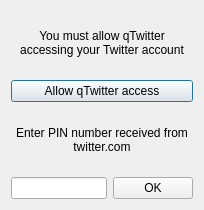
Qt form qtwitter-app/src/oauth/oauthwizard.ui (ayoy/qtwitter) before a commit.
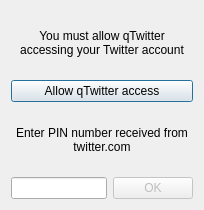
The same form after that commit.

Commit message: Provided an interface for setting up Twitter accounts using OAuth.

The edit to the form file:
```diff
--- a/qtwitter-app/src/oauth/oauthwizard.ui
+++ b/qtwitter-app/src/oauth/oauthwizard.ui
@@ -54,6 +54,9 @@
      </item>
      <item>
       <widget class="QPushButton" name="okButton">
+       <property name="enabled">
+        <bool>false</bool>
+       </property>
        <property name="text">
         <string>OK</string>
        </property>
```
The commit also changes 6 other files.
